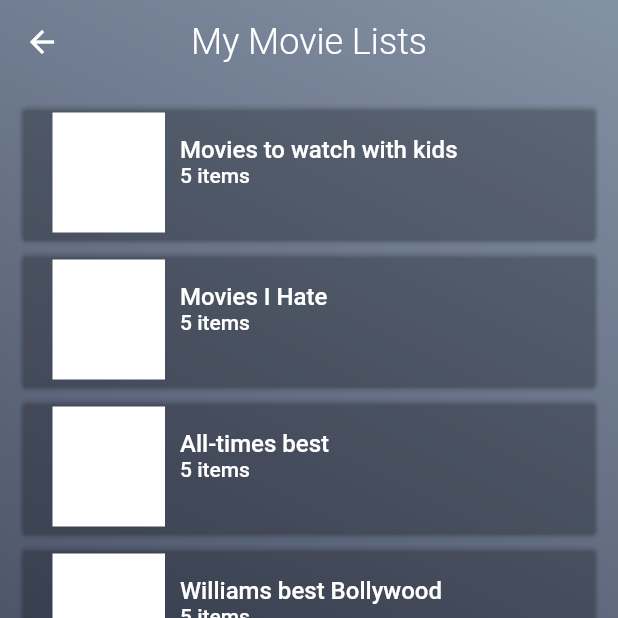
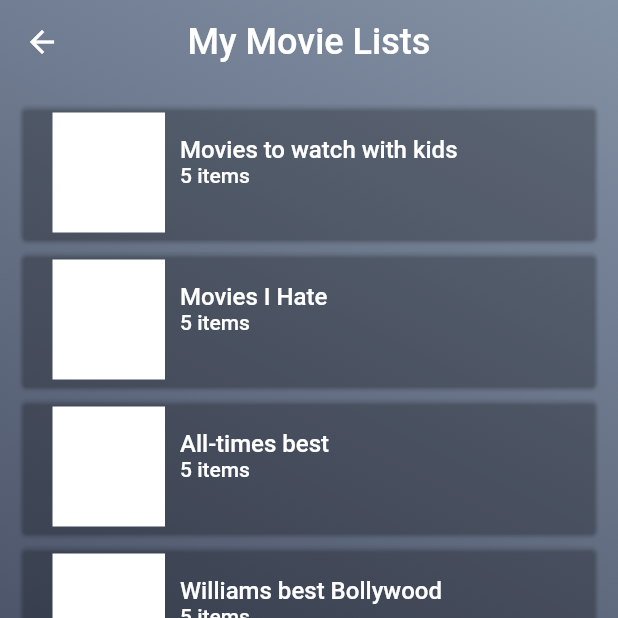
Before and after one commit to gu-tig169/grupp10, a Flutter app: the SavedList screen opened directly, on a phone screen of 412 x 824 dp, the top half of it. Run offline on Flutter 3.47's test engine with Material 2 defaults, Android fonts, the phone set to English and light mode, and no system bars; our stand-ins replace rating_dialog, smooth_star_rating, splashscreen; network calls fail.

```diff
--- a/lib/models/movieList.dart
+++ b/lib/models/movieList.dart
@@ -2,7 +2,9 @@ import 'Movie.dart';
 
 class MovieList {
   String listTitle;
-  String description;
+  List<Movie> _movies;
 
-  List<Movie> movies;
+  MovieList(String title) {
+    listTitle = title;
+  }
 }
--- a/lib/screens/main_page.dart
+++ b/lib/screens/main_page.dart
@@ -30,6 +30,7 @@ class _MyHomePageState extends State<MyHomePage> {
           appBar: AppBar(
             elevation: 0,
             backgroundColor: Colors.transparent,
+            centerTitle: true,
             title: Text('The Movies App', textAlign: TextAlign.center),
             actions: <Widget>[
               PopupMenuButton<int>(
@@ -94,6 +95,7 @@ Widget _searchBar(BuildContext context) {
           labelStyle: TextStyle(
               color: Colors.white, fontSize: 14, fontWeight: FontWeight.w300),
         ),
+        style: TextStyle(color: Colors.white),
       ),
     ),
     IconButton(
@@ -173,3 +175,4 @@ Widget _movieList() {
     ),
   );
 }
+//TODO: Extract main scaffold widget (with AppBar)
--- a/lib/screens/savedLists_screen.dart
+++ b/lib/screens/savedLists_screen.dart
@@ -26,7 +26,9 @@ class _SavedListState extends State<SavedList> {
             backgroundColor: Colors.transparent,
             title: Text(
               'My Movie Lists',
-              style: TextStyle(fontSize: 24, fontWeight: FontWeight.w300),
+              style: TextStyle(
+                fontSize: 24,
+              ),
             ),
             centerTitle: true,
           ),
```
Also changed, not shown: lib/screens/movieDescription_screen.dart (+5 -5 lines).
